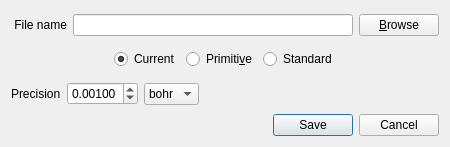
Old version of the form dialogs/writedialog.ui in the repository piti-diablotin/qAgate.
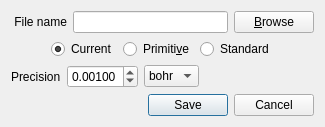
New version of the form.

Patch:
```diff
--- a/dialogs/writedialog.ui
+++ b/dialogs/writedialog.ui
@@ -14,6 +14,9 @@
    <string>Dialog</string>
   </property>
   <layout class="QVBoxLayout" name="verticalLayout">
+   <property name="sizeConstraint">
+    <enum>QLayout::SetFixedSize</enum>
+   </property>
    <item>
     <widget class="QWidget" name="widget" native="true">
      <layout class="QHBoxLayout" name="horizontalLayout">
```
